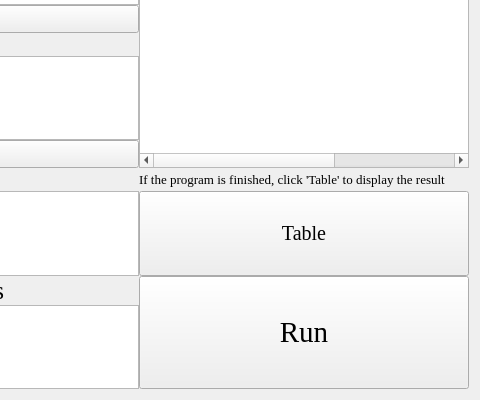
Qt form UI/PhaGCN.ui (hzaurzli/MicroWorldOmics) before a commit; both pictures show x 203 to 683 and y 142 to 542 of the 683 by 542 pixel window.
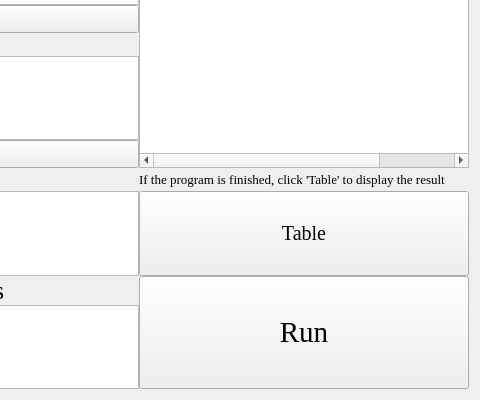
The same form after that commit. Icons and pictures are not drawn.

```diff
--- a/UI/PhaGCN.ui
+++ b/UI/PhaGCN.ui
@@ -238,11 +238,6 @@
          <string>Score</string>
         </property>
        </column>
-       <column>
-        <property name="text">
-         <string>Type</string>
-        </property>
-       </column>
       </widget>
      </item>
      <item row="1" column="1">
```
